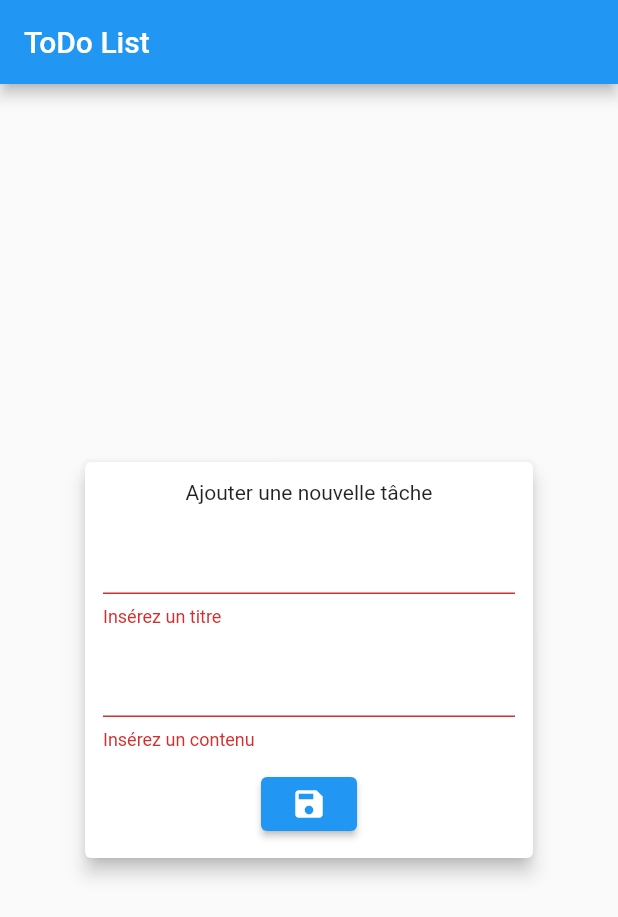
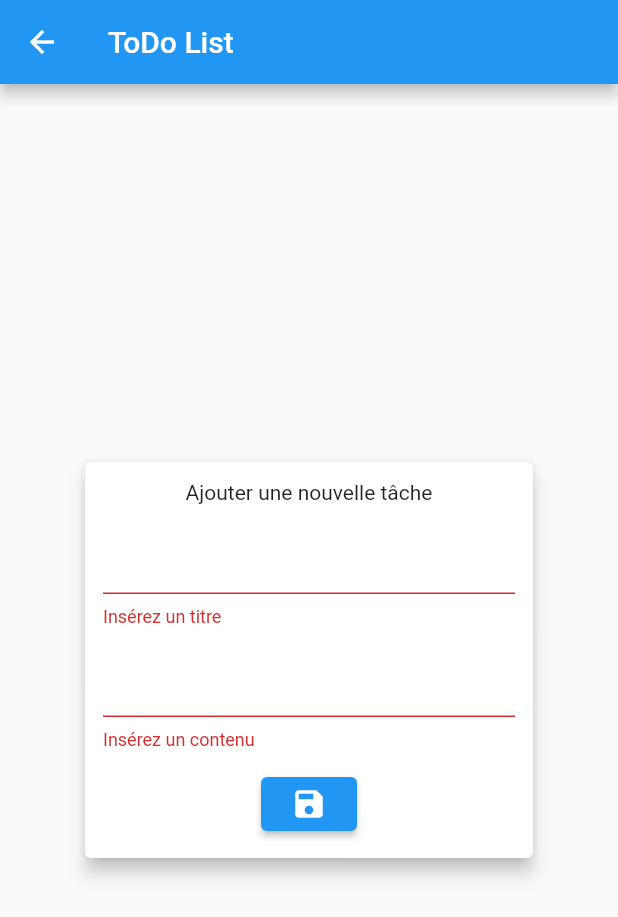
Before and after one commit to IUT-NC-AIL1/todo-list-Castorsorcier, a Flutter app: the TaskForm screen opened directly, after a tap on the "save" icon, on a phone screen of 412 x 824 dp. Shown: the top 917 px of the screen. Run offline on Flutter 3.47's test engine with Material 2 defaults, Android fonts, the phone set to English and light mode, and no system bars; our stand-ins replace faker, flutter_dotenv, supabase_flutter; missing offline and left inert: dart:html; accounts and stored records are empty.

Commit message:
correction bug qui faisait qu'on ne pouvait retourner en arrière lors de l'ajout d'une tâche par accident

```diff
--- a/lib/screens/task_form.dart
+++ b/lib/screens/task_form.dart
@@ -18,11 +18,7 @@ class _TaskForm extends State<TaskForm> {
 
   @override
   Widget build(BuildContext context) {
-    return Navigator(
-        onGenerateRoute: (settings) {
-          return MaterialPageRoute(
-              builder: (context) =>
-                  Center(
+    return Center(
         child:Scaffold(
             appBar: AppBar(
               title: const Text('ToDo List'),
@@ -111,9 +107,6 @@ class _TaskForm extends State<TaskForm> {
                     ),
                   )),
             ))
-                  )
-          );
-        }
     );
   }
 }
--- a/lib/todo_list_app.dart
+++ b/lib/todo_list_app.dart
@@ -16,6 +16,7 @@ class _ToDoListAppState extends State<ToDoListApp> {
     return Scaffold(
       appBar: AppBar(
         title: const Text('ToDo List'),
+
       ),
       body: const TasksMaster(),
       floatingActionButton: FloatingActionButton(
```
Lines whose indentation alone changed are shown as unchanged.
